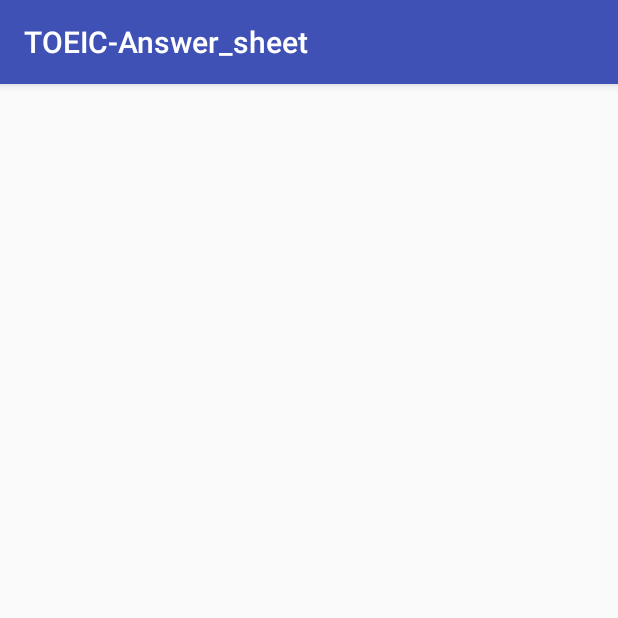
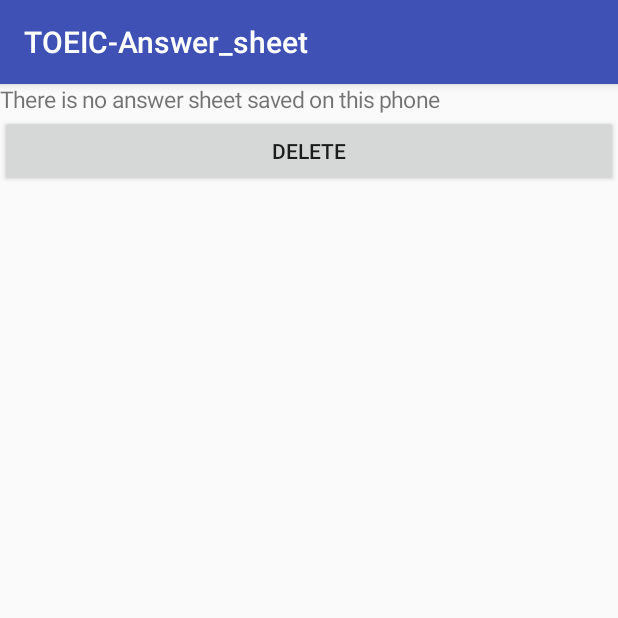
Before and after one commit to Bounty-Code-Farmer/toeic_answersheet, an Android app: the DeleteActivity screen opened directly, with no data from a screen before it, on a phone screen of 412 x 824 dp, the top half of it. Run offline under Robolectric (Android 15) with nearby library versions, the light colour scheme and no system bars.

Commit message:
Add deleting mechanism

```diff
--- a/app/src/main/java/com/example/maxence/toeic_answer_sheet/DeleteActivity.java
+++ b/app/src/main/java/com/example/maxence/toeic_answer_sheet/DeleteActivity.java
@@ -2,6 +2,18 @@ package com.example.maxence.toeic_answer_sheet;
 
 import android.support.v7.app.AppCompatActivity;
 import android.os.Bundle;
+import android.view.View;
+import android.view.ViewGroup;
+import android.widget.Button;
+import android.widget.CheckBox;
+import android.widget.LinearLayout;
+import android.widget.TextView;
+
+import java.io.File;
+import java.io.FileNotFoundException;
+import java.io.IOException;
+
+import static android.util.TypedValue.COMPLEX_UNIT_DIP;
 
 public class DeleteActivity extends AppCompatActivity {
 
@@ -9,5 +21,56 @@ public class DeleteActivity extends AppCompatActivity {
     protected void onCreate(Bundle savedInstanceState) {
         super.onCreate(savedInstanceState);
         setContentView(R.layout.activity_delete);
+
+        displayFiles();
+        LinearLayout main_layout = (LinearLayout) findViewById(R.id.delete_main_layout);
+        Button deleteButton = new Button(this);
+        deleteButton.setText("DELETE");
+        deleteButton.setOnClickListener(new View.OnClickListener() {
+            @Override
+            public void onClick(View view) {
+                deleteSelectedFiles();
+            }
+        });
+        deleteButton.setLayoutParams(new ViewGroup.LayoutParams(
+                ViewGroup.LayoutParams.MATCH_PARENT,
+                ViewGroup.LayoutParams.WRAP_CONTENT
+        ));
+        main_layout.addView(deleteButton);
+
+    }
+
+    public void deleteSelectedFiles(){
+        for(int i = 0; i < fileList().length; i++){
+            CheckBox checkBox = (CheckBox) findViewById(15000 + i);
+            if(checkBox.isChecked()){
+                deleteFile("TOEIC_" + checkBox.getText().toString() + ".txt");
+            }
+        }
+        displayFiles();
+    }
+
+    public void displayFiles() {
+        LinearLayout files_layout = (LinearLayout) findViewById(R.id.delete_files_layout);
+        files_layout.removeAllViews();
+
+        int i = 0;
+        if(fileList().length == 0){
+            TextView textView = new TextView(this);
+            textView.setText("There is no answer sheet saved on this phone");
+            textView.setTextSize(COMPLEX_UNIT_DIP,15);
+            textView.setLayoutParams(new ViewGroup.LayoutParams(
+                    ViewGroup.LayoutParams.MATCH_PARENT,
+                    ViewGroup.LayoutParams.WRAP_CONTENT
+            ));
+            files_layout.addView(textView);
+        }
+        for(String s : fileList()){
+            CheckBox checkBox = new CheckBox(this);
+            checkBox.setText(s.replace("TOEIC_", "").replace(".txt", ""));
+            checkBox.setId(15000 + i);
+            files_layout.addView(checkBox);
+            i++;
+        }
     }
 }
--- a/app/src/main/res/layout/activity_delete.xml
+++ b/app/src/main/res/layout/activity_delete.xml
@@ -6,4 +6,19 @@
     android:layout_height="match_parent"
     tools:context=".DeleteActivity">
 
+    <LinearLayout
+        android:id="@+id/delete_main_layout"
+        android:layout_width="match_parent"
+        android:layout_height="match_parent"
+        android:orientation="vertical">
+        <LinearLayout
+            android:id="@+id/delete_files_layout"
+            android:layout_width="match_parent"
+            android:layout_height="wrap_content"
+            android:orientation="vertical">
+
+        </LinearLayout>
+
+    </LinearLayout>
+
 </android.support.constraint.ConstraintLayout>
```
